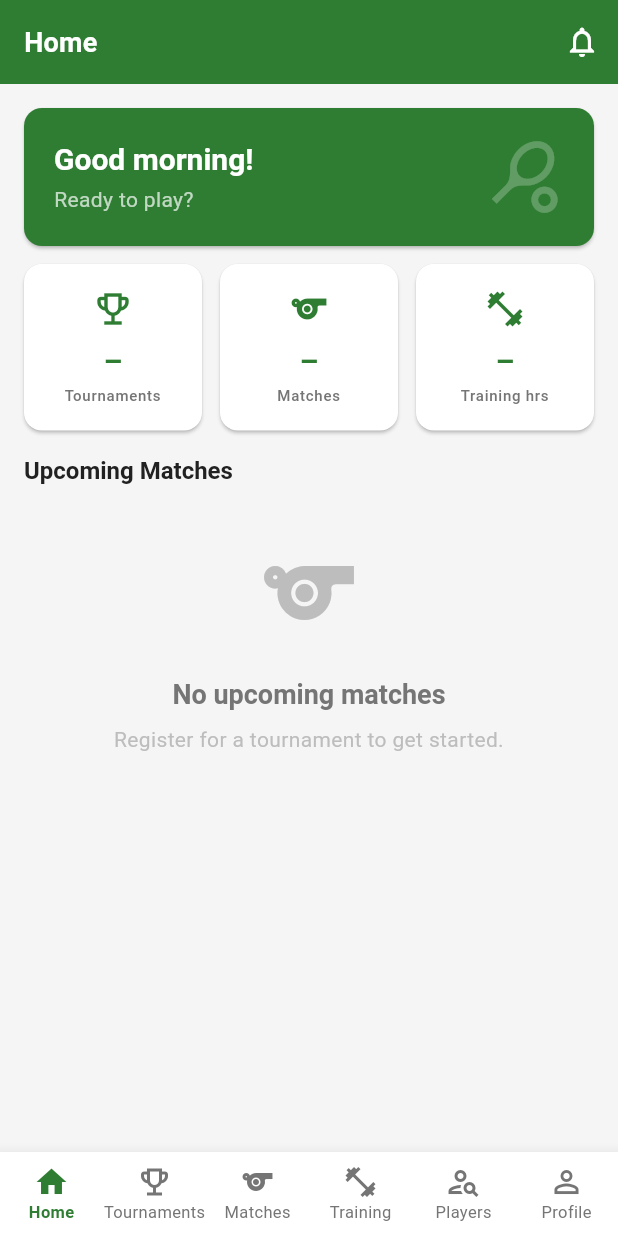
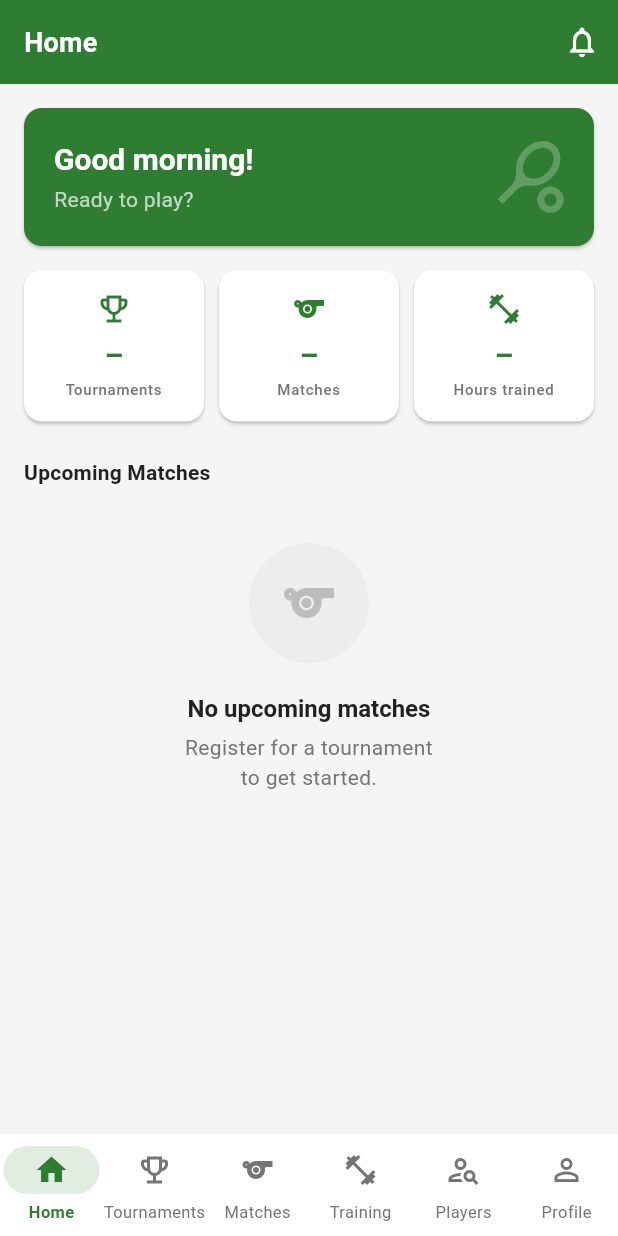
Before and after one commit to shubhamgoswami1/badminton-platform, a Flutter app: the HomeScreen screen opened by its route, on a phone screen of 412 x 824 dp. Run offline on Flutter 3.47's test engine with Material 3 defaults, Android fonts, the phone set to English and light mode, and no system bars; our stand-ins replace connectivity_plus, dio, flutter_riverpod, flutter_secure_storage, geolocator, go_router and 1 more; accounts and stored records are empty.

Commit message:
Flutter MVP polish: visual consistency and Material 3 navigation
- Switch BottomNavigationBar → NavigationBar (Material 3) with custom height/indicator
- Add global tabBarTheme (white labels) and fix invisible TabBar text on green AppBar
- EmptyState: icon in circular container, tighter typography (titleLarge)
- HomeScreen: dynamic time-based greeting, const-correct stat row
- ProfileScreen: LoadingIndicator/ErrorView, SkillChip + ReliabilityBadge widgets, const stats row
- Fix divider space and misc const warnings

Co-Authored-By: Claude Sonnet 4.6 <noreply@anthropic.com>

```diff
--- a/mobile/lib/core/router/shell_scaffold.dart
+++ b/mobile/lib/core/router/shell_scaffold.dart
@@ -9,12 +9,12 @@ class ShellScaffold extends StatelessWidget {
   final Widget child;
 
   static const _tabs = [
-    _TabItem(icon: Icons.home_outlined, activeIcon: Icons.home, label: 'Home', path: AppRoutes.home),
-    _TabItem(icon: Icons.emoji_events_outlined, activeIcon: Icons.emoji_events, label: 'Tournaments', path: AppRoutes.tournaments),
-    _TabItem(icon: Icons.sports_outlined, activeIcon: Icons.sports, label: 'Matches', path: AppRoutes.matches),
-    _TabItem(icon: Icons.fitness_center_outlined, activeIcon: Icons.fitness_center, label: 'Training', path: AppRoutes.training),
-    _TabItem(icon: Icons.person_search_outlined, activeIcon: Icons.person_search, label: 'Players', path: AppRoutes.discover),
-    _TabItem(icon: Icons.person_outline, activeIcon: Icons.person, label: 'Profile', path: AppRoutes.profile),
+    _TabItem(icon: Icons.home_outlined,          activeIcon: Icons.home,          label: 'Home',        path: AppRoutes.home),
+    _TabItem(icon: Icons.emoji_events_outlined,  activeIcon: Icons.emoji_events,  label: 'Tournaments', path: AppRoutes.tournaments),
+    _TabItem(icon: Icons.sports_outlined,        activeIcon: Icons.sports,        label: 'Matches',     path: AppRoutes.matches),
+    _TabItem(icon: Icons.fitness_center_outlined,activeIcon: Icons.fitness_center,label: 'Training',    path: AppRoutes.training),
+    _TabItem(icon: Icons.person_search_outlined, activeIcon: Icons.person_search, label: 'Players',     path: AppRoutes.discover),
+    _TabItem(icon: Icons.person_outline,         activeIcon: Icons.person,        label: 'Profile',     path: AppRoutes.profile),
   ];
 
   int _currentIndex(BuildContext context) {
@@ -31,14 +31,14 @@ class ShellScaffold extends StatelessWidget {
 
     return Scaffold(
       body: child,
-      bottomNavigationBar: BottomNavigationBar(
-        currentIndex: currentIndex,
-        onTap: (i) => context.go(_tabs[i].path),
-        items: _tabs
+      bottomNavigationBar: NavigationBar(
+        selectedIndex: currentIndex,
+        onDestinationSelected: (i) => context.go(_tabs[i].path),
+        destinations: _tabs
             .map(
-              (t) => BottomNavigationBarItem(
+              (t) => NavigationDestination(
                 icon: Icon(t.icon),
-                activeIcon: Icon(t.activeIcon),
+                selectedIcon: Icon(t.activeIcon),
                 label: t.label,
               ),
             )
--- a/mobile/lib/core/theme/app_theme.dart
+++ b/mobile/lib/core/theme/app_theme.dart
@@ -24,15 +24,27 @@ abstract final class AppTheme {
           ),
         ),
 
-        // Bottom navigation
-        bottomNavigationBarTheme: const BottomNavigationBarThemeData(
+        // Bottom navigation (M3 NavigationBar)
+        navigationBarTheme: NavigationBarThemeData(
           backgroundColor: AppColors.surface,
-          selectedItemColor: AppColors.primary,
-          unselectedItemColor: AppColors.onSurfaceVariant,
-          type: BottomNavigationBarType.fixed,
           elevation: 8,
-          selectedLabelStyle: TextStyle(fontSize: 11, fontWeight: FontWeight.w600),
-          unselectedLabelStyle: TextStyle(fontSize: 11),
+          height: 68,
+          indicatorColor: AppColors.primary.withValues(alpha: 0.14),
+          labelTextStyle: WidgetStateProperty.resolveWith((states) {
+            final selected = states.contains(WidgetState.selected);
+            return TextStyle(
+              fontSize: 11,
+              fontWeight: selected ? FontWeight.w600 : FontWeight.w400,
+              color: selected ? AppColors.primary : AppColors.onSurfaceVariant,
+            );
+          }),
+          iconTheme: WidgetStateProperty.resolveWith((states) {
+            final selected = states.contains(WidgetState.selected);
+            return IconThemeData(
+              color: selected ? AppColors.primary : AppColors.onSurfaceVariant,
+              size: 24,
+            );
+          }),
         ),
 
         // Cards
@@ -100,11 +112,21 @@ abstract final class AppTheme {
           padding: const EdgeInsets.symmetric(horizontal: 8, vertical: 2),
         ),
 
+        // TabBar — white labels/indicator when inside an AppBar
+        tabBarTheme: const TabBarThemeData(
+          labelColor: Colors.white,
+          unselectedLabelColor: Colors.white60,
+          indicatorColor: Colors.white,
+          labelStyle: TextStyle(fontSize: 13, fontWeight: FontWeight.w600),
+          unselectedLabelStyle: TextStyle(fontSize: 13, fontWeight: FontWeight.w400),
+          indicatorSize: TabBarIndicatorSize.label,
+        ),
+
         // Divider
         dividerTheme: const DividerThemeData(
           color: AppColors.outline,
           thickness: 1,
-          space: 1,
+          space: 0,
         ),
 
         // Typography
--- a/mobile/lib/core/widgets/empty_state.dart
+++ b/mobile/lib/core/widgets/empty_state.dart
@@ -18,28 +18,38 @@ class EmptyState extends StatelessWidget {
 
   @override
   Widget build(BuildContext context) {
+    final theme = Theme.of(context);
     return Center(
       child: Padding(
-        padding: const EdgeInsets.all(32),
+        padding: const EdgeInsets.symmetric(horizontal: 40, vertical: 32),
         child: Column(
           mainAxisSize: MainAxisSize.min,
           children: [
-            Icon(icon, size: 72, color: AppColors.disabled),
+            Container(
+              width: 80,
+              height: 80,
+              decoration: BoxDecoration(
+                color: AppColors.outline.withValues(alpha: 0.4),
+                shape: BoxShape.circle,
+              ),
+              child: Icon(icon, size: 40, color: AppColors.disabled),
+            ),
             const SizedBox(height: 20),
             Text(
               title,
-              style: Theme.of(context).textTheme.headlineSmall?.copyWith(
-                    color: AppColors.onSurfaceVariant,
-                  ),
+              style: theme.textTheme.titleLarge?.copyWith(
+                color: AppColors.onSurface,
+              ),
               textAlign: TextAlign.center,
             ),
             if (subtitle != null) ...[
-              const SizedBox(height: 8),
+              const SizedBox(height: 6),
               Text(
                 subtitle!,
-                style: Theme.of(context).textTheme.bodyMedium?.copyWith(
-                      color: AppColors.disabled,
-                    ),
+                style: theme.textTheme.bodyMedium?.copyWith(
+                  color: AppColors.onSurfaceVariant,
+                  height: 1.4,
+                ),
                 textAlign: TextAlign.center,
               ),
             ],
--- a/mobile/lib/features/home/screens/home_screen.dart
+++ b/mobile/lib/features/home/screens/home_screen.dart
@@ -5,6 +5,13 @@ import '../../../core/widgets/empty_state.dart';
 
 class HomeScreen extends StatelessWidget {
   const HomeScreen({super.key});
+
+  static String _greeting() {
+    final hour = DateTime.now().hour;
+    if (hour < 12) return 'Good morning!';
+    if (hour < 17) return 'Good afternoon!';
+    return 'Good evening!';
+  }
 
   @override
   Widget build(BuildContext context) {
@@ -21,16 +28,16 @@ class HomeScreen extends StatelessWidget {
         ],
       ),
       body: ListView(
-        padding: const EdgeInsets.symmetric(vertical: 12),
+        padding: const EdgeInsets.symmetric(vertical: 16),
         children: [
-          // Greeting card
+          // ── Hero greeting card ──────────────────────────────────────────
           Padding(
-            padding: const EdgeInsets.symmetric(horizontal: 16, vertical: 4),
+            padding: const EdgeInsets.symmetric(horizontal: 16),
             child: Card(
               color: AppColors.primary,
               margin: EdgeInsets.zero,
               child: Padding(
-                padding: const EdgeInsets.all(20),
+                padding: const EdgeInsets.fromLTRB(20, 20, 16, 20),
                 child: Row(
                   children: [
                     Expanded(
@@ -38,7 +45,7 @@ class HomeScreen extends StatelessWidget {
                         crossAxisAlignment: CrossAxisAlignment.start,
                         children: [
                           Text(
-                            'Good morning!',
+                            _greeting(),
                             style: theme.textTheme.headlineMedium?.copyWith(
                               color: Colors.white,
                             ),
@@ -64,40 +71,57 @@ class HomeScreen extends StatelessWidget {
             ),
           ),
 
-          const SizedBox(height: 8),
+          const SizedBox(height: 16),
 
-          // Quick stats
+          // ── Quick stats ─────────────────────────────────────────────────
           const Padding(
             padding: EdgeInsets.symmetric(horizontal: 16),
             child: Row(
               children: [
                 Expanded(child: _StatCard(label: 'Tournaments', value: '–', icon: Icons.emoji_events_outlined)),
-                SizedBox(width: 12),
+                SizedBox(width: 10),
                 Expanded(child: _StatCard(label: 'Matches', value: '–', icon: Icons.sports_outlined)),
-                SizedBox(width: 12),
-                Expanded(child: _StatCard(label: 'Training hrs', value: '–', icon: Icons.fitness_center_outlined)),
+                SizedBox(width: 10),
+                Expanded(child: _StatCard(label: 'Hours trained', value: '–', icon: Icons.fitness_center_outlined)),
               ],
             ),
           ),
 
-          const SizedBox(height: 16),
+          const SizedBox(height: 24),
 
-          Padding(
-            padding: const EdgeInsets.symmetric(horizontal: 16),
-            child: Text('Upcoming Matches', style: theme.textTheme.titleLarge),
-          ),
+          // ── Section header ──────────────────────────────────────────────
+          const _SectionHeader(title: 'Upcoming Matches'),
+
           const SizedBox(height: 4),
 
           const EmptyState(
             icon: Icons.sports_outlined,
             title: 'No upcoming matches',
-            subtitle: 'Register for a tournament to get started.',
+            subtitle: 'Register for a tournament\nto get started.',
           ),
         ],
       ),
     );
   }
 }
+
+// ── Section header ────────────────────────────────────────────────────────────
+
+class _SectionHeader extends StatelessWidget {
+  const _SectionHeader({required this.title});
+
+  final String title;
+
+  @override
+  Widget build(BuildContext context) {
+    return Padding(
+      padding: const EdgeInsets.symmetric(horizontal: 16),
+      child: Text(title, style: Theme.of(context).textTheme.titleMedium),
+    );
+  }
+}
+
+// ── Stat card ─────────────────────────────────────────────────────────────────
 
 class _StatCard extends StatelessWidget {
   const _StatCard({required this.label, required this.value, required this.icon});
@@ -111,11 +135,11 @@ class _StatCard extends StatelessWidget {
     return Card(
       margin: EdgeInsets.zero,
       child: Padding(
-        padding: const EdgeInsets.symmetric(vertical: 16, horizontal: 8),
+        padding: const EdgeInsets.symmetric(vertical: 14, horizontal: 6),
         child: Column(
           children: [
-            Icon(icon, size: 28, color: AppColors.primary),
-            const SizedBox(height: 8),
+            Icon(icon, size: 24, color: AppColors.primary),
+            const SizedBox(height: 6),
             Text(
               value,
               style: Theme.of(context).textTheme.headlineMedium?.copyWith(
@@ -128,6 +152,8 @@ class _StatCard extends StatelessWidget {
               label,
               style: Theme.of(context).textTheme.labelSmall,
               textAlign: TextAlign.center,
+              maxLines: 1,
+              overflow: TextOverflow.ellipsis,
             ),
           ],
         ),
--- a/mobile/lib/features/tournaments/screens/tournaments_screen.dart
+++ b/mobile/lib/features/tournaments/screens/tournaments_screen.dart
@@ -79,9 +79,6 @@ class _TournamentsScreenState extends ConsumerState<TournamentsScreen>
         bottom: TabBar(
           controller: _tabController,
           tabs: _tabLabels.map((t) => Tab(text: t)).toList(),
-          indicatorColor: AppColors.primary,
-          labelColor: AppColors.primary,
-          unselectedLabelColor: AppColors.onSurfaceVariant,
         ),
       ),
       floatingActionButton: FloatingActionButton.extended(
```
Also changed, not shown: mobile/lib/features/profile/screens/profile_screen.dart (+98 -51 lines).
